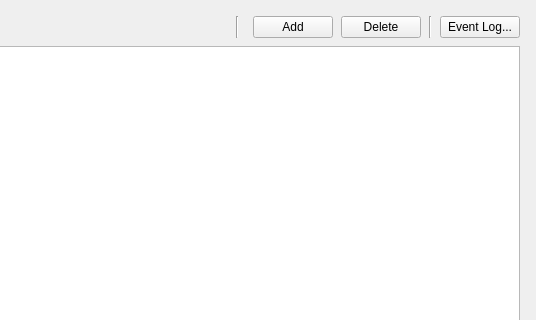
Old version of the form client/nx_client_desktop/src/ui/dialogs/business_rules_dialog.ui in the repository networkoptix/nx_open; both pictures show x 634 to 1170 and y 0 to 320 of the 1170 by 712 pixel window.
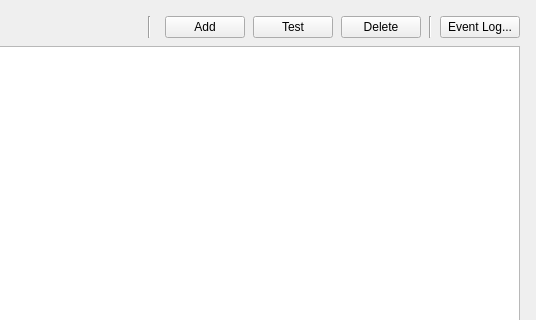
New version of the form. Custom widgets are drawn as their Qt base class.

Commit message:
# Test event rule button (debug only)
<==== Mercurial data ====>
Branch: vms_3.1_gui

What changed in the file:
```diff
--- a/client/nx_client_desktop/src/ui/dialogs/business_rules_dialog.ui
+++ b/client/nx_client_desktop/src/ui/dialogs/business_rules_dialog.ui
@@ -87,6 +87,13 @@
          </property>
         </widget>
        </item>
+       <item>
+        <widget class="QPushButton" name="testRuleButton">
+         <property name="text">
+          <string>Test</string>
+         </property>
+        </widget>
+       </item>
        <item>
         <widget class="QPushButton" name="deleteRuleButton">
          <property name="text">
```
The commit also changes 4 other files.
